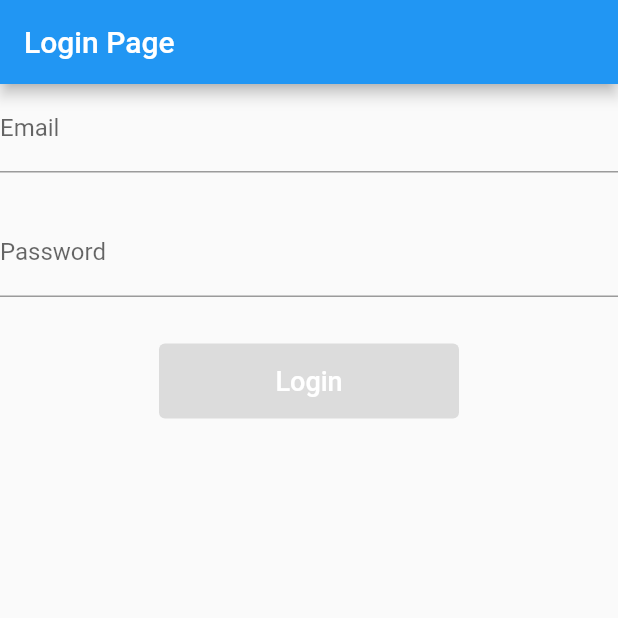
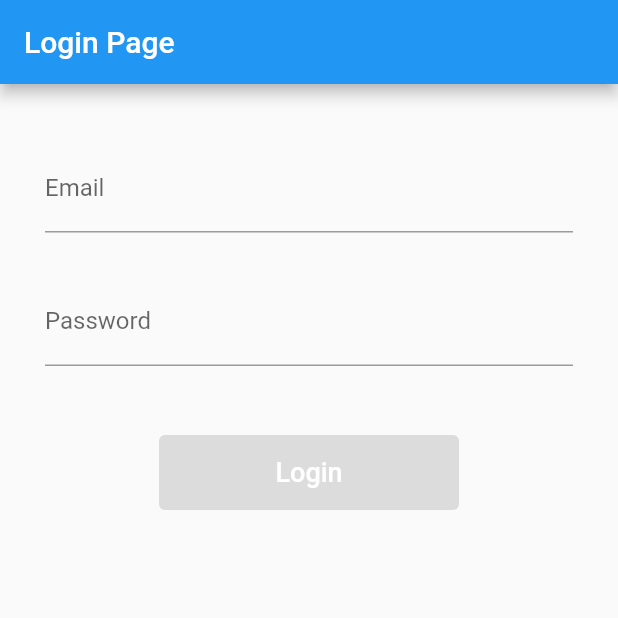
Before and after one commit to khangpt/FlutterIntegrationTestDemo, a Flutter app: the screen it shows after launch, on a phone screen of 412 x 824 dp, the top half of it. Run offline on Flutter 3.47's test engine with Material 2 defaults, Android fonts, the phone set to English and light mode, and no system bars.

Commit message:
update layout

```diff
--- a/lib/simple_app.dart
+++ b/lib/simple_app.dart
@@ -90,7 +90,10 @@ class _SimpleLoginPageState extends State<SimpleLoginPage> {
       appBar: AppBar(title: const Text('Login Page')),
       body: SafeArea(
         child: Stack(children: [
-          Column(children: [
+          Padding(
+            padding: const EdgeInsets.symmetric(horizontal: 30),
+            child: Column(children: [
+              const SizedBox(height: 40),
               TextFormField(
                 key: const Key('email-box'),
                 onChanged: (email) => emailNotifier.value = email,
@@ -99,7 +102,7 @@ class _SimpleLoginPageState extends State<SimpleLoginPage> {
                   label: Text('Email'),
                 ),
               ),
-            const SizedBox(height: 24),
+              const SizedBox(height: 30),
               TextFormField(
                 key: const Key('password-box'),
                 onChanged: (password) => passwordNotifier.value = password,
@@ -109,7 +112,7 @@ class _SimpleLoginPageState extends State<SimpleLoginPage> {
                   label: Text('Password'),
                 ),
               ),
-            const SizedBox(height: 15),
+              const SizedBox(height: 30),
               ValueListenableBuilder<String?>(
                 valueListenable: errorNotifier,
                 builder: (_, error, child) {
@@ -143,6 +146,7 @@ class _SimpleLoginPageState extends State<SimpleLoginPage> {
                 },
               ),
             ]),
+          ),
           Positioned.fill(
             child: ValueListenableBuilder<bool>(
               valueListenable: showLoadingNotifier,
```
Lines whose indentation alone changed are shown as unchanged.
